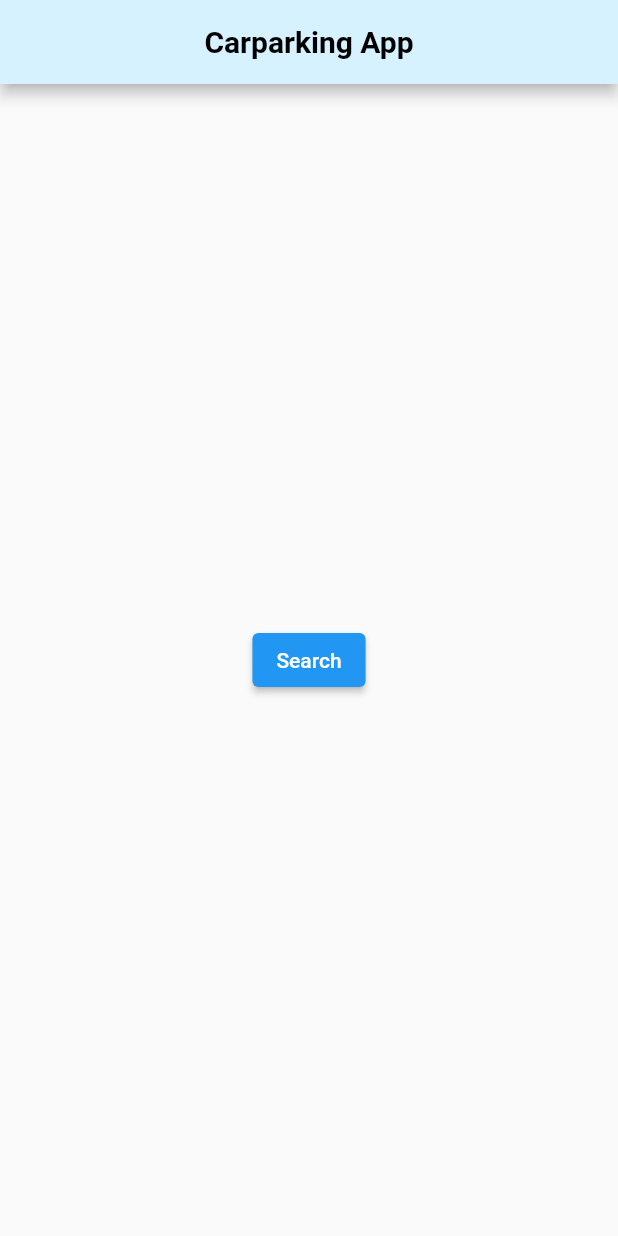
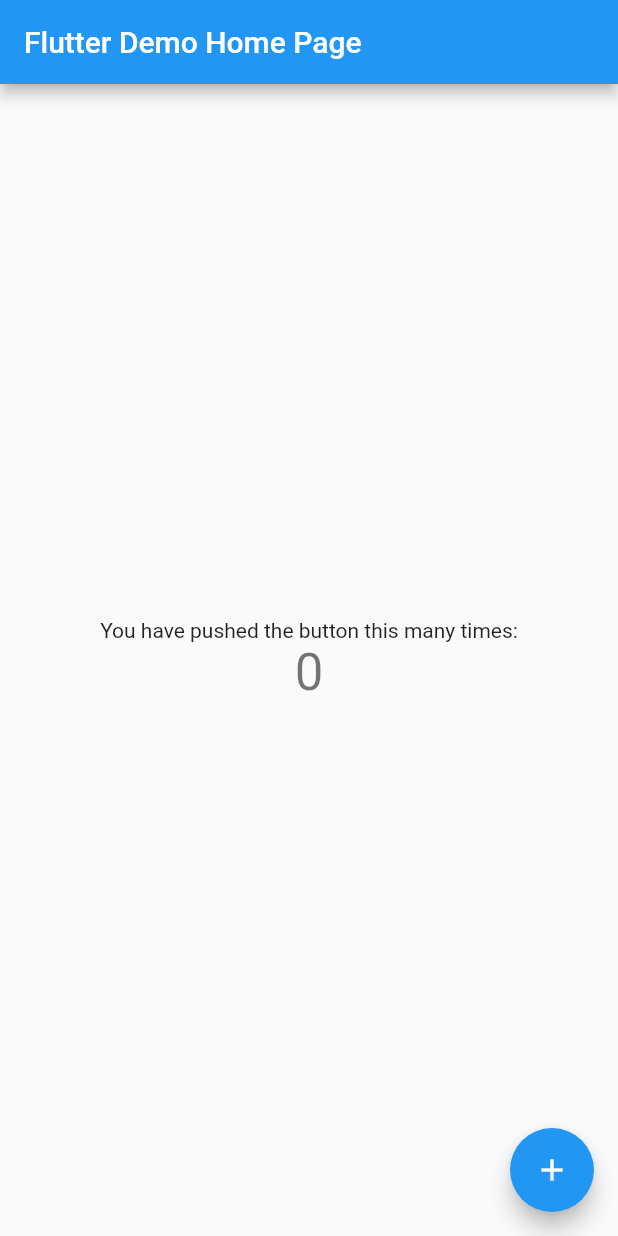
Before and after one commit to iloveangpao/2006_CarparkApp, a Flutter app: the screen it shows after launch, on a phone screen of 412 x 824 dp. Run offline on Flutter 3.47's test engine with Material 2 defaults, Android fonts, the phone set to English and light mode, and no system bars.

Commit message:
Revert "Added Search and filter"
This reverts commit 924a4aa4ac8c6710f2d225cfd4be3eb368d1869a.

```diff
--- a/lib/main.dart
+++ b/lib/main.dart
@@ -1,50 +1,115 @@
 import 'package:flutter/material.dart';
 
-import './searchPage.dart';
-
-void main() => runApp(MyApp());
+void main() {
+  runApp(const MyApp());
+}
 
 class MyApp extends StatelessWidget {
+  const MyApp({Key? key}) : super(key: key);
+
+  // This widget is the root of your application.
   @override
   Widget build(BuildContext context) {
     return MaterialApp(
-      title: 'Carparking App',
+      title: 'Flutter Demo',
       theme: ThemeData(
-        sliderTheme: SliderThemeData(
-            valueIndicatorColor: Colors.white,
-            valueIndicatorTextStyle: TextStyle(color: Colors.black)),
-        primaryColor: Color(0xFFD6F1FF),
-        appBarTheme: AppBarTheme(
-          backgroundColor: Color(0xFFD6F1FF),
-          iconTheme: IconThemeData(color: Colors.black),
-          centerTitle: true,
-          titleTextStyle: TextStyle(
-              color: Colors.black, fontSize: 20, fontWeight: FontWeight.bold),
-        ),
+        // This is the theme of your application.
+        //
+        // Try running your application with "flutter run". You'll see the
+        // application has a blue toolbar. Then, without quitting the app, try
+        // changing the primarySwatch below to Colors.green and then invoke
+        // "hot reload" (press "r" in the console where you ran "flutter run",
+        // or simply save your changes to "hot reload" in a Flutter IDE).
+        // Notice that the counter didn't reset back to zero; the application
+        // is not restarted.
+        primarySwatch: Colors.blue,
       ),
-      home: HomePage(),
+      home: const MyHomePage(title: 'Flutter Demo Home Page'),
     );
   }
 }
 
-class HomePage extends StatelessWidget {
-  const HomePage({super.key});
+class MyHomePage extends StatefulWidget {
+  const MyHomePage({Key? key, required this.title}) : super(key: key);
+
+  // This widget is the home page of your application. It is stateful, meaning
+  // that it has a State object (defined below) that contains fields that affect
+  // how it looks.
+
+  // This class is the configuration for the state. It holds the values (in this
+  // case the title) provided by the parent (in this case the App widget) and
+  // used by the build method of the State. Fields in a Widget subclass are
+  // always marked "final".
+
+  final String title;
+
+  @override
+  State<MyHomePage> createState() => _MyHomePageState();
+}
+
+class _MyHomePageState extends State<MyHomePage> {
+  int _counter = 0;
+
+  void _incrementCounter() {
+    setState(() {
+      // This call to setState tells the Flutter framework that something has
+      // changed in this State, which causes it to rerun the build method below
+      // so that the display can reflect the updated values. If we changed
+      // _counter without calling setState(), then the build method would not be
+      // called again, and so nothing would appear to happen.
+      _counter++;
+    });
+  }
 
   @override
   Widget build(BuildContext context) {
+    // This method is rerun every time setState is called, for instance as done
+    // by the _incrementCounter method above.
+    //
+    // The Flutter framework has been optimized to make rerunning build methods
+    // fast, so that you can just rebuild anything that needs updating rather
+    // than having to individually change instances of widgets.
     return Scaffold(
       appBar: AppBar(
-        title: Text('Carparking App'),
+        // Here we take the value from the MyHomePage object that was created by
+        // the App.build method, and use it to set our appbar title.
+        title: Text(widget.title),
       ),
       body: Center(
-          child: ElevatedButton(
-        onPressed: () {
-          Navigator.push(context, MaterialPageRoute(builder: (context) {
-            return const SearchPage();
-          }));
-        },
-        child: Text("Search"),
-      )),
+        // Center is a layout widget. It takes a single child and positions it
+        // in the middle of the parent.
+        child: Column(
+          // Column is also a layout widget. It takes a list of children and
+          // arranges them vertically. By default, it sizes itself to fit its
+          // children horizontally, and tries to be as tall as its parent.
+          //
+          // Invoke "debug painting" (press "p" in the console, choose the
+          // "Toggle Debug Paint" action from the Flutter Inspector in Android
+          // Studio, or the "Toggle Debug Paint" command in Visual Studio Code)
+          // to see the wireframe for each widget.
+          //
+          // Column has various properties to control how it sizes itself and
+          // how it positions its children. Here we use mainAxisAlignment to
+          // center the children vertically; the main axis here is the vertical
+          // axis because Columns are vertical (the cross axis would be
+          // horizontal).
+          mainAxisAlignment: MainAxisAlignment.center,
+          children: <Widget>[
+            const Text(
+              'You have pushed the button this many times:',
+            ),
+            Text(
+              '$_counter',
+              style: Theme.of(context).textTheme.headline4,
+            ),
+          ],
+        ),
+      ),
+      floatingActionButton: FloatingActionButton(
+        onPressed: _incrementCounter,
+        tooltip: 'Increment',
+        child: const Icon(Icons.add),
+      ), // This trailing comma makes auto-formatting nicer for build methods.
     );
   }
 }
--- a/pubspec.yaml
+++ b/pubspec.yaml
@@ -18,7 +18,7 @@ publish_to: 'none' # Remove this line if you wish to publish to pub.dev
 version: 1.0.0+1
 
 environment:
-  sdk: ">=2.17.0 <3.0.0"
+  sdk: ">=2.16.2 <3.0.0"
 
 # Dependencies specify other packages that your package needs in order to work.
 # To automatically upgrade your package dependencies to the latest versions
```
Also changed, not shown: lib/carparks.dart (deleted, +0 -68 lines), lib/filterPage.dart (deleted, +0 -147 lines), lib/searchPage.dart (deleted, +0 -124 lines), pubspec.lock, 1 other file.
